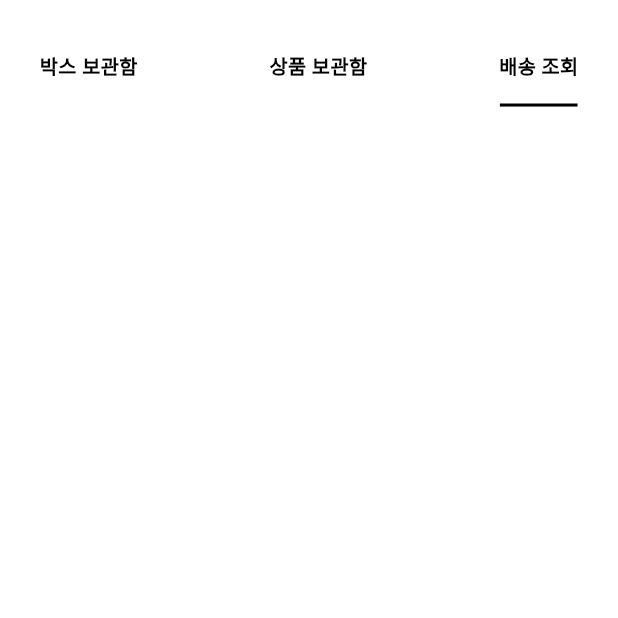
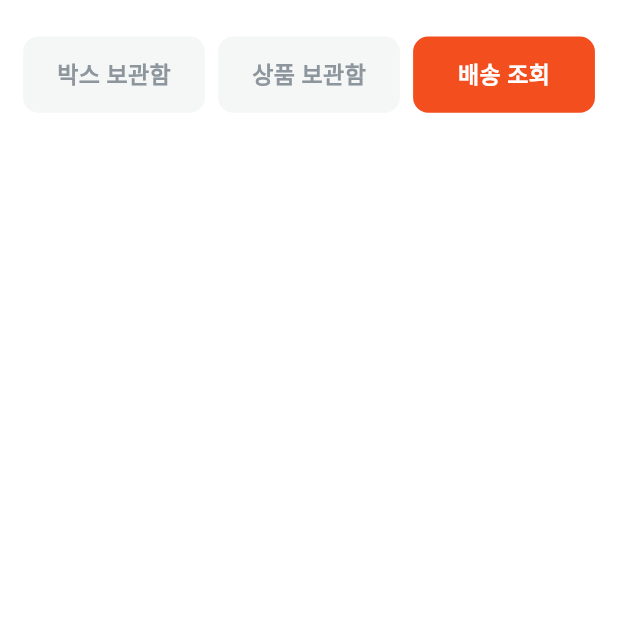
Before and after one commit to hshy1839/lucky_pang, a Flutter app: the OrderScreen screen opened by its route, after a tap on "상품 보관함", after a tap on "배송 조회", on a phone screen of 412 x 824 dp, the top half of it. Run offline on Flutter 3.47's test engine with Material 3 defaults, Android fonts, the phone set to English and light mode, and no system bars; our stand-ins replace carousel_slider, flutter_screenutil, flutter_secure_storage, image_picker, marquee, share_plus and 2 more; missing offline and left inert: kakao_flutter_sdk_user; accounts and stored records are empty; network calls fail; Roboto replaces fonts that are missing (pretendard-regular); statements that could not run were skipped.

Commit message:
feat: order_screen 상품보관함 ui 완성

```diff
--- a/lib/views/luckybox_acitivity/luckyBoxPurchase_screen.dart
+++ b/lib/views/luckybox_acitivity/luckyBoxPurchase_screen.dart
@@ -320,11 +320,13 @@ class _LuckyBoxPurchasePageState extends State<LuckyBoxPurchasePage> {
                   );
                 },
                 child: Text('결제하기', style: TextStyle(color: Colors.white)),
-              )
+              ),
+              SizedBox(height: 100,),
             ],
           ),
         ),
       ),
+
     );
   }
 
--- a/lib/views/order_activity/order_screen.dart
+++ b/lib/views/order_activity/order_screen.dart
@@ -21,7 +21,6 @@ class _OrderScreenState extends State<OrderScreen> {
   bool isLoading = true;
   final storage = FlutterSecureStorage();
   List<Map<String, dynamic>> unboxedProducts = [];
-
 
   @override
   void initState() {
@@ -50,6 +49,7 @@ class _OrderScreenState extends State<OrderScreen> {
       isLoading = false;
     });
   }
+
   @override
   Widget build(BuildContext context) {
     ScreenUtil.init(context, designSize: const Size(375, 812));
@@ -61,7 +61,7 @@ class _OrderScreenState extends State<OrderScreen> {
           children: [
             SizedBox(height: 24.h),
             Padding(
-              padding: EdgeInsets.symmetric(horizontal: 24.w),
+              padding: EdgeInsets.symmetric(horizontal: 10.w),
               child: Row(
                 mainAxisAlignment: MainAxisAlignment.spaceBetween,
                 children: [
@@ -73,14 +73,7 @@ class _OrderScreenState extends State<OrderScreen> {
             ),
             SizedBox(height: 8.h),
             if (selectedTab == 'product') ...[
-              Padding(
-                padding: EdgeInsets.symmetric(horizontal: 24.w),
-                child: Align(
-                  alignment: Alignment.centerLeft,
-                  child: Text('${unboxedProducts.length}개', style: TextStyle(fontSize: 14.sp)),
-                ),
-              ),
-              Divider(thickness: 1, color: Colors.grey.shade300),
+
               if (unboxedProducts.isEmpty) ...[
                 SizedBox(height: 40.h),
                 Image.asset(
@@ -108,7 +101,7 @@ class _OrderScreenState extends State<OrderScreen> {
               ] else ...[
                 Expanded(
                   child: ListView.separated(
-                    padding: EdgeInsets.symmetric(horizontal: 24.w, vertical: 12.h),
+                    padding: EdgeInsets.symmetric(horizontal: 5.w, vertical: 12.h),
                     itemCount: unboxedProducts.length,
                     separatorBuilder: (_, __) => SizedBox(height: 16.h),
                     itemBuilder: (context, index) {
@@ -118,11 +111,12 @@ class _OrderScreenState extends State<OrderScreen> {
                       return ProductStorageCard(
                         productId: order['unboxedProduct']?['product']['_id'] ?? '',
                         mainImageUrl: 'http://192.168.219.108:7778${product['mainImage']}',
-                        productName: '[${product['brand']}] ${product['name']}',
+                        productName: '${product['name']}',
                         orderId: order['_id'],
                         acquiredAt: '${order['unboxedProduct']['decidedAt'].substring(0, 16)} 획득',
                         purchasePrice: (order['paymentAmount'] ?? 0) + (order['pointUsed'] ?? 0),
                         consumerPrice: product['consumerPrice'],
+                        brand: '${product['brand']}',
                         dDay: 'D-90',
                         isLocked: false,
                         onRefundPressed: () {
@@ -131,7 +125,6 @@ class _OrderScreenState extends State<OrderScreen> {
                           final purchasePrice = (order['paymentAmount'] ?? 0) + (order['pointUsed'] ?? 0);
                           final refundAmount = (purchasePrice * refundRate / 100).floor();
 
-                          // ✅ 현재 context 저장
                           final dialogContext = context;
 
                           showDialog(
@@ -153,9 +146,7 @@ class _OrderScreenState extends State<OrderScreen> {
                                       refundRate,
                                       description: '[${product['brand']}] ${product['name']} 포인트 환급',
                                     );
-                                      debugPrint('✅ refundOrder 응답: $refunded');
 
-                                    // ✅ context 유효성 검사 후 다이얼로그 표시
                                     if (refunded != null && dialogContext.mounted) {
                                       await showDialog(
                                         context: dialogContext,
@@ -198,6 +189,17 @@ class _OrderScreenState extends State<OrderScreen> {
                           );
                         },
                         onGiftPressed: () {
+                          Navigator.pushNamed(
+                            context,
+                            '/giftcode/create',
+                            arguments: {
+                              'type': 'product',
+                              'productId': product['_id'],
+                              'orderId': order['_id'],
+                            },
+                          ).then((_) {
+                            loadUnboxedProducts();
+                          });
                         },
                         onDeliveryPressed: () {
                           Navigator.pushNamed(
@@ -211,28 +213,12 @@ class _OrderScreenState extends State<OrderScreen> {
                             },
                           );
                         },
-
                       );
                     },
                   ),
-                )
+                ),
               ],
-              SizedBox(height: 16.h),
-              _buildMainButton(
-                title: '선물코드 입력하기',
-                icon: Icons.confirmation_number,
-                onTap: () {},
-              ),
-            ]
-            else if (selectedTab == 'box') ...[
-              Padding(
-                padding: EdgeInsets.symmetric(horizontal: 24.w),
-                child: Align(
-                  alignment: Alignment.centerLeft,
-                  child: Text('${paidOrders.length}개', style: TextStyle(fontSize: 14.sp)),
-                ),
-              ),
-              Divider(thickness: 1, color: Colors.grey.shade300),
+            ] else if (selectedTab == 'box') ...[
               isLoading
                   ? CircularProgressIndicator()
                   : paidOrders.isEmpty
@@ -258,7 +244,6 @@ class _OrderScreenState extends State<OrderScreen> {
                   : Expanded(
                 child: ListView.separated(
                   padding: EdgeInsets.symmetric(horizontal: 24.w, vertical: 12.h),
-
                   itemCount: paidOrders.length,
                   separatorBuilder: (_, __) => SizedBox(height: 16.h),
                   itemBuilder: (context, index) {
@@ -301,7 +286,6 @@ class _OrderScreenState extends State<OrderScreen> {
                           );
                         });
                       },
-
                       onGiftPressed: () {
                         // TODO: 선물하기 처리
                       },
@@ -309,23 +293,7 @@ class _OrderScreenState extends State<OrderScreen> {
                   },
                 ),
               ),
-              SizedBox(height: 16.h),
-              _buildMainButton(
-                title: '선물코드 입력하기',
-                icon: Icons.confirmation_number,
-                onTap: () async {
-                  final result = await Navigator.pushNamed(context, '/giftCode');
-                  if (result == true) {
-                    // ✅ 선물코드 등록 성공 후 리스트 갱신
-                    await loadUnboxedProducts();
-                    await loadOrders(); // 필요하면 이것도
-                    setState(() {});
-                  }
-                },
-              ),
             ]
-
-
           ],
         ),
       ),
@@ -333,73 +301,36 @@ class _OrderScreenState extends State<OrderScreen> {
   }
 
   Widget _buildTab(String label, bool isSelected, String key) {
-    final textStyle = TextStyle(
-      fontSize: 12.sp,
-      fontWeight: FontWeight.bold,
-      color: Colors.black,
-    );
-
-    final underlineWidth = _textWidth(label, textStyle);
-
-    return GestureDetector(
-      onTap: () => setState(() => selectedTab = key),
-      child: Column(
-        mainAxisSize: MainAxisSize.min,
-        children: [
-          SizedBox(
-            height: 40.h, // ✅ 텍스트 높이 + 여유 공간 고정
-            child: Center(
-              child: Text(label, style: textStyle),
+    return Expanded(
+      child: Material(
+        color: Colors.transparent,
+        child: InkWell(
+          onTap: () => setState(() => selectedTab = key),
+          splashColor: Colors.transparent, // 눌렀을 때 효과 제거
+          highlightColor: Colors.transparent,
+          child: Container(
+            height: 50.h,
+            margin: EdgeInsets.symmetric(horizontal: 4.w),
+            decoration: BoxDecoration(
+              color: isSelected
+                  ? Theme.of(context).primaryColor
+                  : Color(0xFFF5F6F6),
+              borderRadius: BorderRadius.circular(10.r),
+            ),
+            alignment: Alignment.center,
+            child: Text(
+              label,
+              style: TextStyle(
+                fontSize: 14.sp,
+                fontWeight: FontWeight.bold,
+                color: isSelected ? Colors.white : Color(0xFF8D969D)
+                ,
+              ),
             ),
           ),
-          SizedBox(height: 4.h),
-          AnimatedContainer(
-            duration: Duration(milliseconds: 200),
-            width: isSelected ? underlineWidth : 0,
-            height: 2.h,
-            color: isSelected ? Colors.black : Colors.transparent,
-          ),
-        ],
-      ),
-    );
-  }
-  double _textWidth(String text, TextStyle style) {
-    final TextPainter painter = TextPainter(
-      text: TextSpan(text: text, style: style),
-      textDirection: TextDirection.ltr,
-    )..layout();
-    return painter.size.width;
-  }
-
-  Widget _buildMainButton({
-    required String title,
-    required IconData icon,
-    required VoidCallback onTap,
-  }) {
-    return Padding(
-      padding: EdgeInsets.symmetric(horizontal: 24.w),
-      child: SizedBox(
-        width: double.infinity,
-        height: 56.h,
-        child: ElevatedButton.icon(
-          style: ElevatedButton.styleFrom(
-            backgroundColor: const Color(0xFFFF5C43),
-            shape: RoundedRectangleBorder(
-              borderRadius: BorderRadius.circular(20.r),
-            ),
-          ),
-          onPressed: onTap,
-          label: Text(
-            title,
-            style: TextStyle(
-              fontSize: 16.sp,
-              fontWeight: FontWeight.bold,
-              color: Colors.white,
-            ),
-          ),
-          icon: Icon(icon, size: 20.sp, color: Colors.white),
         ),
       ),
     );
   }
+
 }
```
Also changed, not shown: lib/views/widget/product_storage_card.dart (+140 -77 lines).
